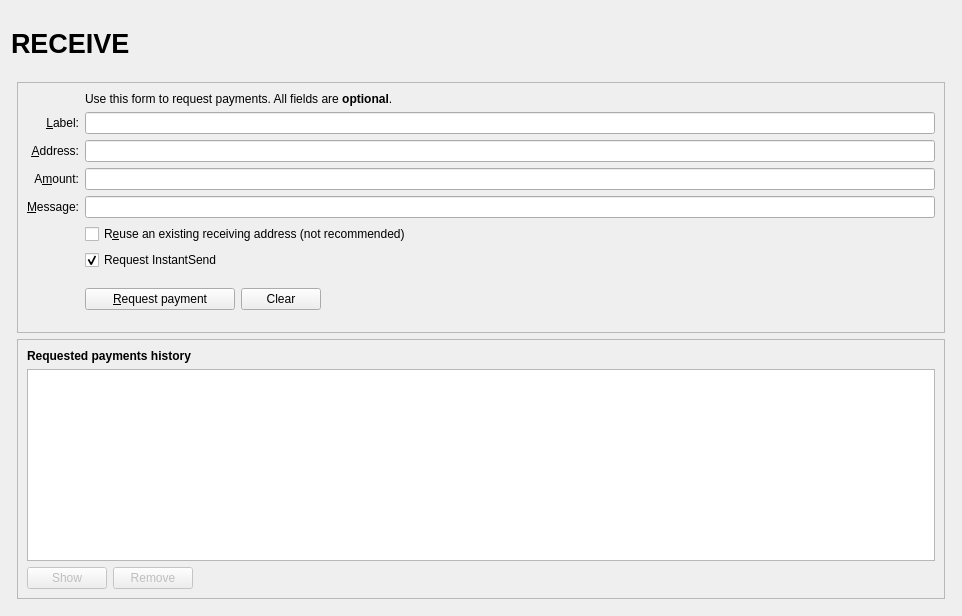
Old version of the form src/qt/forms/receivecoinsdialog.ui in the repository ZENZO-Ecosystem/ZENZO-Core-Archive.
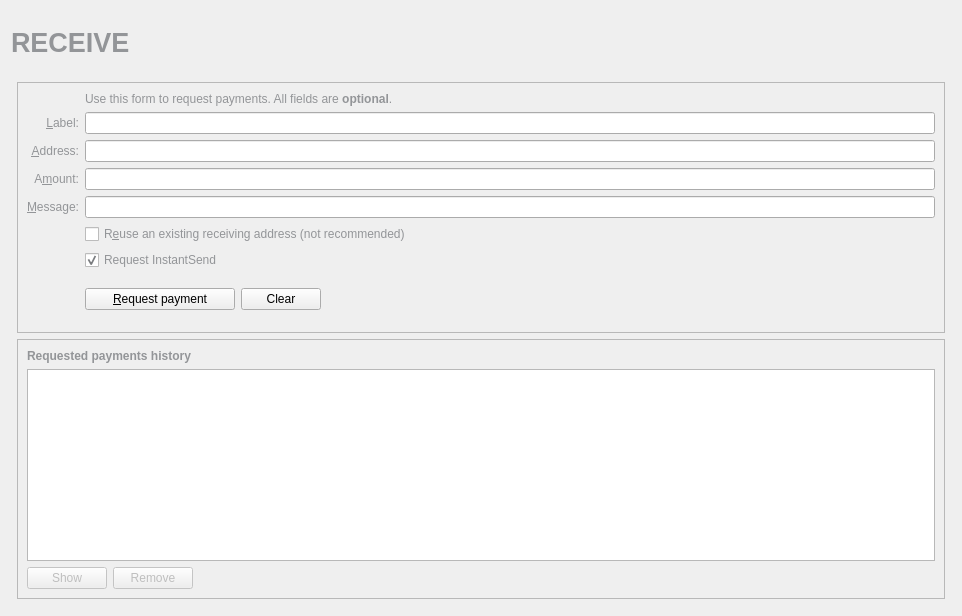
New version of the form. Icons and pictures are not drawn. Custom widgets are drawn as their Qt base class.

Patch:
```diff
--- a/src/qt/forms/receivecoinsdialog.ui
+++ b/src/qt/forms/receivecoinsdialog.ui
@@ -55,7 +55,7 @@
              </font>
             </property>
             <property name="text">
-             <string>RECEIVE</string>
+             <string>&lt;html&gt;&lt;head/&gt;&lt;body&gt;&lt;p&gt;&lt;span style=&quot; color:#939598;&quot;&gt;RECEIVE&lt;/span&gt;&lt;/p&gt;&lt;/body&gt;&lt;/html&gt;</string>
             </property>
            </widget>
           </item>
@@ -139,7 +139,7 @@
              <item row="2" column="2">
               <widget class="QLabel" name="label_5">
                <property name="text">
-                <string>Use this form to request payments. All fields are &lt;b&gt;optional&lt;/b&gt;.</string>
+                <string>&lt;html&gt;&lt;head/&gt;&lt;body&gt;&lt;p&gt;&lt;span style=&quot; color:#939598;&quot;&gt;Use this form to request payments. All fields are &lt;/span&gt;&lt;span style=&quot; font-weight:600; color:#939598;&quot;&gt;optional&lt;/span&gt;&lt;span style=&quot; color:#939598;&quot;&gt;.&lt;/span&gt;&lt;/p&gt;&lt;/body&gt;&lt;/html&gt;</string>
                </property>
               </widget>
              </item>
@@ -149,7 +149,7 @@
                 <string>An optional label to associate with the new receiving address.</string>
                </property>
                <property name="text">
-                <string>&amp;Label:</string>
+                <string>&lt;html&gt;&lt;head/&gt;&lt;body&gt;&lt;p&gt;&lt;span style=&quot; color:#939598;&quot;&gt;&amp;amp;Label:&lt;/span&gt;&lt;/p&gt;&lt;/body&gt;&lt;/html&gt;</string>
                </property>
                <property name="alignment">
                 <set>Qt::AlignRight|Qt::AlignTrailing|Qt::AlignVCenter</set>
@@ -172,7 +172,7 @@
                 <string>Your receiving address. You can copy and use it to receive coins on this wallet. A new one will be generated once it is used.</string>
                </property>
                <property name="text">
-                <string>&amp;Address:</string>
+                <string>&lt;html&gt;&lt;head/&gt;&lt;body&gt;&lt;p&gt;&lt;span style=&quot; color:#939598;&quot;&gt;&amp;amp;Address:&lt;/span&gt;&lt;/p&gt;&lt;/body&gt;&lt;/html&gt;</string>
                </property>
                <property name="alignment">
                 <set>Qt::AlignRight|Qt::AlignTrailing|Qt::AlignVCenter</set>
@@ -204,7 +204,7 @@
                 <string>An optional amount to request. Leave this empty or zero to not request a specific amount.</string>
                </property>
                <property name="text">
-                <string>A&amp;mount:</string>
+                <string>&lt;html&gt;&lt;head/&gt;&lt;body&gt;&lt;p&gt;&lt;span style=&quot; color:#939598;&quot;&gt;A&amp;amp;mount:&lt;/span&gt;&lt;/p&gt;&lt;/body&gt;&lt;/html&gt;</string>
                </property>
                <property name="alignment">
                 <set>Qt::AlignRight|Qt::AlignTrailing|Qt::AlignVCenter</set>
@@ -233,7 +233,7 @@
                 <string>An optional message to attach to the payment request, which will be displayed when the request is opened. Note: The message will not be sent with the payment over the ZENZO network.</string>
                </property>
                <property name="text">
-                <string>&amp;Message:</string>
+                <string>&lt;html&gt;&lt;head/&gt;&lt;body&gt;&lt;p&gt;&lt;span style=&quot; color:#939598;&quot;&gt;&amp;amp;Message:&lt;/span&gt;&lt;/p&gt;&lt;/body&gt;&lt;/html&gt;</string>
                </property>
                <property name="alignment">
                 <set>Qt::AlignRight|Qt::AlignTrailing|Qt::AlignVCenter</set>
@@ -255,6 +255,9 @@
                <property name="toolTip">
                 <string>Reuse one of the previously used receiving addresses.&lt;br&gt;Reusing addresses has security and privacy issues.&lt;br&gt;Do not use this unless re-generating a payment request made before.</string>
                </property>
+               <property name="styleSheet">
+                <string notr="true">color: rgb(147, 149, 152);</string>
+               </property>
                <property name="text">
                 <string>R&amp;euse an existing receiving address (not recommended)</string>
                </property>
@@ -269,6 +272,9 @@
              </item>
             <item row="9" column="2">
              <widget class="QCheckBox" name="checkUseInstantSend">
+               <property name="styleSheet">
+                <string notr="true">color: rgb(147, 149, 152);</string>
+               </property>
               <property name="text">
                <string>Request InstantSend</string>
               </property>
@@ -382,7 +388,7 @@
               </font>
              </property>
              <property name="text">
-              <string>Requested payments history</string>
+              <string>&lt;html&gt;&lt;head/&gt;&lt;body&gt;&lt;p&gt;&lt;span style=&quot; color:#939598;&quot;&gt;Requested payments history&lt;/span&gt;&lt;/p&gt;&lt;/body&gt;&lt;/html&gt;</string>
              </property>
             </widget>
            </item>
```
Left out of the diff: 19 changed lines with no effect on the pictures. Lines whose indentation alone changed are shown as unchanged.
